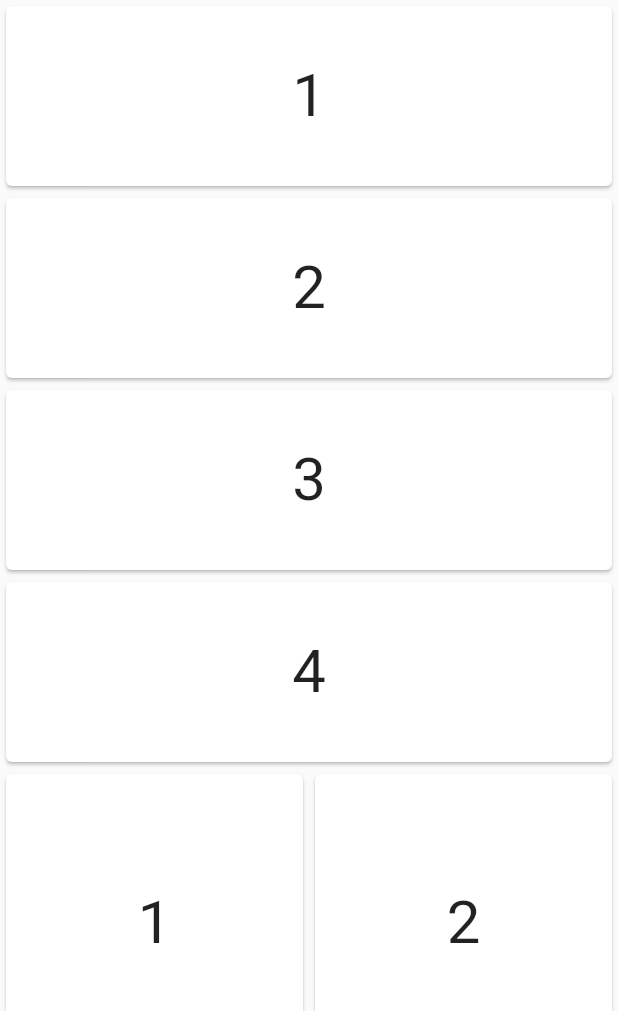
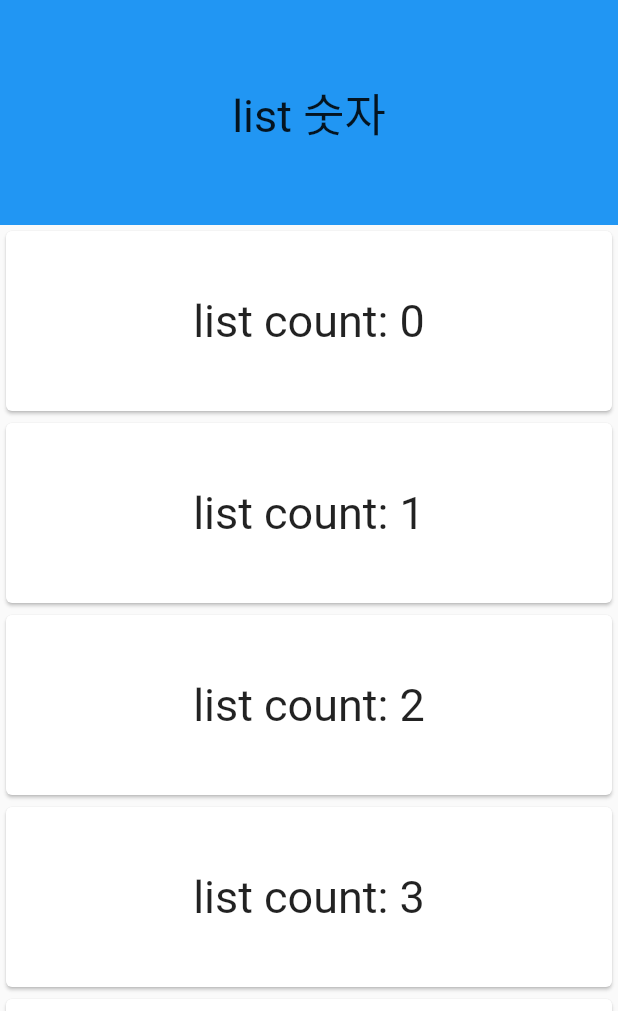
Before and after one commit to mccormick84/flutter_animation_example, a Flutter app: the screen it shows after launch, after a tap on "페이지 이동", on a phone screen of 412 x 824 dp, the part 225-1236 px from its top. Run offline on Flutter 3.47's test engine with Material 2 defaults, Android fonts, the phone set to English and light mode, and no system bars.

Commit message:
위젯 구분 머리말 추가

```diff
--- a/lib/sliverPage.dart
+++ b/lib/sliverPage.dart
@@ -1,4 +1,5 @@
 import 'package:flutter/material.dart';
+import 'dart:math' as math;
 
 class SliverPage extends StatefulWidget {
   const SliverPage({Key? key}) : super(key: key);
@@ -22,14 +23,57 @@ class _SliverPageState extends State<SliverPage> {
               background: Image.asset('repo/images/sunny.png'),
             ),
             backgroundColor: Colors.deepOrangeAccent,
+            // 스크롤 시 앱바 사라짐 여부
+            pinned: true,
+          ),
+          SliverPersistentHeader(
+            delegate: _HeaderDelegate(
+              minHeight: 50,
+              maxHeight: 150,
+              child: Container(
+                color: Colors.blue,
+                child: Center(
+                  child: Column(
+                    children: const <Widget>[
+                      Text(
+                        'list 숫자',
+                        style: TextStyle(fontSize: 30),
+                      ),
+                    ],
+                    mainAxisAlignment: MainAxisAlignment.center,
+                  ),
+                ),
+              ),
+            ),
+            pinned: true,
           ),
           SliverList(
-              delegate: SliverChildListDelegate([
-            customCard('1'),
-            customCard('2'),
-            customCard('3'),
-            customCard('4'),
-          ])),
+              delegate: SliverChildBuilderDelegate((context, index) {
+            return Container(
+              child: customCard('list count: $index'),
+            );
+          }, childCount: 10)),
+          SliverPersistentHeader(
+            delegate: _HeaderDelegate(
+              minHeight: 50,
+              maxHeight: 150,
+              child: Container(
+                color: Colors.blue,
+                child: Center(
+                  child: Column(
+                    children: const <Widget>[
+                      Text(
+                        '그리드 숫자',
+                        style: TextStyle(fontSize: 20),
+                      ),
+                    ],
+                    mainAxisAlignment: MainAxisAlignment.center,
+                  ),
+                ),
+              ),
+            ),
+            pinned: true,
+          ),
           SliverGrid(
               delegate: SliverChildListDelegate([
                 customCard('1'),
@@ -51,10 +95,44 @@ class _SliverPageState extends State<SliverPage> {
         child: Center(
           child: Text(
             text,
-            style: const TextStyle(fontSize: 40),
+            style: const TextStyle(fontSize: 30),
           ),
         ),
       ),
     );
   }
 }
+
+class _HeaderDelegate extends SliverPersistentHeaderDelegate {
+  final double minHeight;
+  final double maxHeight;
+  final Widget child;
+
+  _HeaderDelegate({
+    required this.minHeight,
+    required this.maxHeight,
+    required this.child,
+  });
+
+  // 머리말을 만들 때 사용할 위젯을 배치
+  @override
+  Widget build(
+      BuildContext context, double shrinkOffset, bool overlapsContent) {
+    return SizedBox.expand(child: child);
+  }
+
+  // math.max 함수를 이용해 가장 높은 값을 최대 높이로 설정
+  @override
+  double get maxExtent => math.max(maxHeight, minHeight);
+
+  @override
+  double get minExtent => minHeight;
+
+  @override
+  // 위젯을 새로 그릴지 여부
+  bool shouldRebuild(_HeaderDelegate oldDelegate) {
+    return maxHeight != oldDelegate.maxHeight ||
+        minHeight != oldDelegate.minHeight ||
+        child != oldDelegate.child;
+  }
+}
```
